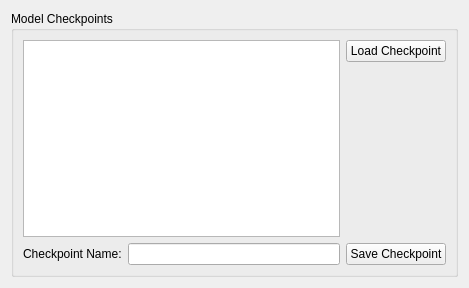
Above: rl_ui/checkpointwidget.ui from SandSnip3r/Hyperbot before the change. Below: the same form after it.
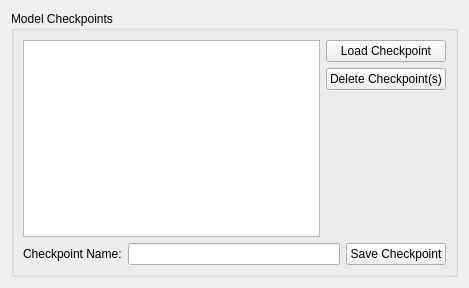
That is the form after the change.

Commit message: Add button to delete checkpoints.

Diff of the .ui file:
```diff
--- a/rl_ui/checkpointwidget.ui
+++ b/rl_ui/checkpointwidget.ui
@@ -20,7 +20,7 @@
       <string>Model Checkpoints</string>
      </property>
      <layout class="QGridLayout" name="gridLayout">
-      <item row="3" column="0" colspan="2">
+      <item row="4" column="0" colspan="2">
        <layout class="QHBoxLayout" name="horizontalLayout">
         <item>
          <widget class="QLabel" name="label">
@@ -41,9 +41,6 @@
         </item>
        </layout>
       </item>
-      <item row="1" column="0" rowspan="2">
-       <widget class="QListView" name="checkpointsListView"/>
-      </item>
       <item row="1" column="1">
        <widget class="QPushButton" name="loadCheckpointButton">
         <property name="text">
@@ -51,6 +48,20 @@
         </property>
        </widget>
       </item>
+      <item row="1" column="0" rowspan="3">
+       <widget class="QListView" name="checkpointsListView">
+        <property name="selectionMode">
+         <enum>QAbstractItemView::SelectionMode::ExtendedSelection</enum>
+        </property>
+       </widget>
+      </item>
+      <item row="2" column="1">
+       <widget class="QPushButton" name="deleteCheckpointButton">
+        <property name="text">
+         <string>Delete Checkpoint(s)</string>
+        </property>
+       </widget>
+      </item>
      </layout>
     </widget>
    </item>
```
The commit also changes 5 other files.
